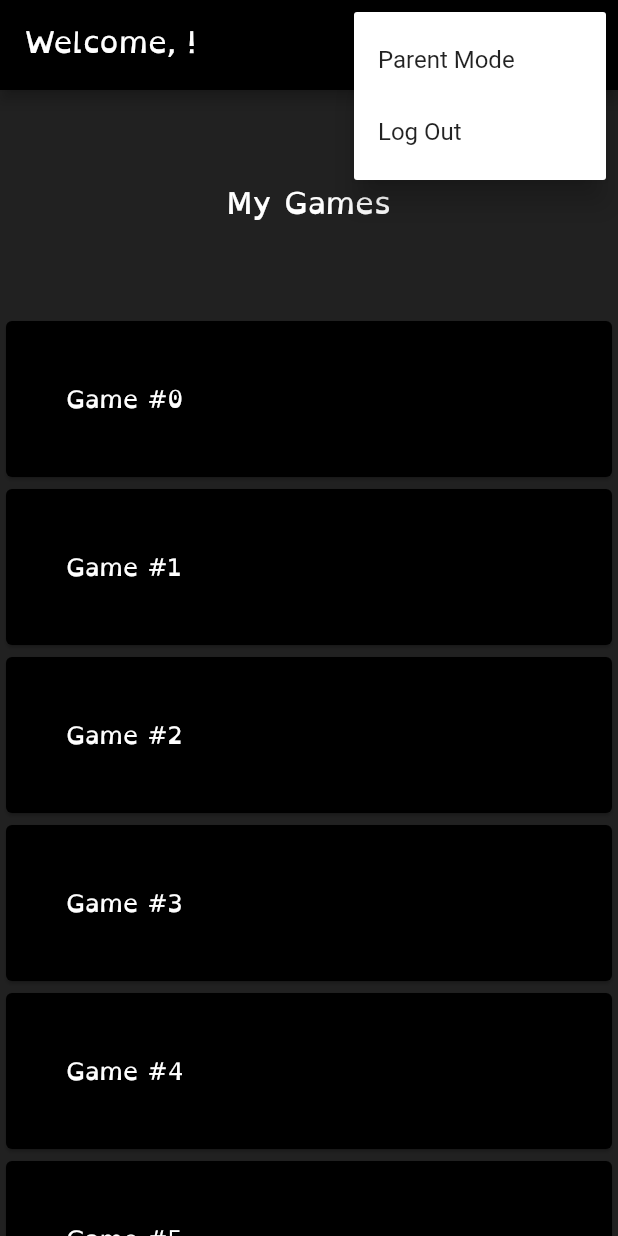
After one commit to phyrozz/e-Dukaxon, a Flutter app: the ChildHomePage screen opened directly, after a tap on the "person" icon, on a phone screen of 412 x 824 dp. The commit adds this screen. Run offline on Flutter 3.47's test engine with Material 2 defaults, Android fonts, the light colour scheme and no system bars; our stand-ins replace cloud_firestore, firebase_auth, firebase_core, flutter_tts; accounts and stored records are empty.

Commit message:
added child homepage

```diff
--- /dev/null
+++ b/lib/assessment_data.dart
@@ -0,0 +1,3 @@
+bool isParent = false;
+bool isNewAccount = false;
+String age = '3';
--- a/lib/auth.dart
+++ b/lib/auth.dart
@@ -30,4 +30,9 @@ class Auth {
   Future<void> signOut() async {
     await _firebaseAuth.signOut();
   }
+
+  String? getCurrentUserId() {
+    final user = FirebaseAuth.instance.currentUser;
+    return user?.uid;
+  }
 }
--- /dev/null
+++ b/lib/pages/child_home.dart
@@ -0,0 +1,89 @@
+import 'package:e_dukaxon/widgets/app_bar.dart';
+import 'package:flutter/material.dart';
+
+class ChildHomePage extends StatefulWidget {
+  const ChildHomePage({super.key});
+
+  @override
+  State<ChildHomePage> createState() => _ChildHomePageState();
+}
+
+class _ChildHomePageState extends State<ChildHomePage> {
+  @override
+  Widget build(BuildContext context) {
+    return Scaffold(
+      appBar: CustomAppBar(isHomePage: true),
+      body: CustomScrollView(
+        slivers: [
+          SliverPersistentHeader(pinned: true, delegate: SliverHeaderDelegate(
+            minHeight: 60.0,
+              maxHeight: 150.0,
+              child: Container(
+                color: Colors.grey[900],
+                alignment: Alignment.center,
+                child: Text(
+                  'My Games',
+                  style: TextStyle(
+                    fontSize: 20.0,
+                    color: Colors.white,
+                  ),
+                ),
+              ),
+          )),
+          SliverList(
+            delegate: SliverChildBuilderDelegate(
+              (context, index) {
+                return Card(
+                  color:Colors.black,
+                  child: Padding(
+                    padding: const EdgeInsets.all(24.0),
+                    child: Column(mainAxisSize: MainAxisSize.min, children: [
+                      ListTile(
+                        title: Text('Game #$index'),
+                      ),
+                    ]),
+                  ),
+                );
+              },
+              childCount: 20, // Replace with your actual item count
+            ),
+          ),
+        ],
+      ),
+    );
+  }
+}
+
+class SliverHeaderDelegate extends SliverPersistentHeaderDelegate {
+  final double minHeight;
+  final double maxHeight;
+  final Widget child;
+
+  SliverHeaderDelegate({
+    required this.minHeight,
+    required this.maxHeight,
+    required this.child,
+  });
+
+  @override
+  double get minExtent => minHeight;
+
+  @override
+  double get maxExtent => maxHeight;
+
+  @override
+  Widget build(
+    BuildContext context,
+    double shrinkOffset,
+    bool overlapsContent,
+  ) {
+    return SizedBox.expand(child: child);
+  }
+
+  @override
+  bool shouldRebuild(covariant SliverHeaderDelegate oldDelegate) {
+    return maxHeight != oldDelegate.maxHeight ||
+        minHeight != oldDelegate.minHeight ||
+        child != oldDelegate.child;
+  }
+}
--- a/lib/widget_tree.dart
+++ b/lib/widget_tree.dart
@@ -1,4 +1,5 @@
 import 'package:e_dukaxon/auth.dart';
+import 'package:e_dukaxon/homepage_tree.dart';
 import 'package:e_dukaxon/main.dart';
 import 'my_pages.dart';
 import 'package:flutter/material.dart';
@@ -32,7 +33,7 @@ class _WidgetTreeState extends State<WidgetTree> {
         stream: Auth().authStateChanges,
         builder: (context, snapshot) {
           if (snapshot.hasData) {
-            return const MyPages();
+            return const HomePageTree();
           } else {
             return const LoginPage();
           }
--- a/lib/widgets/app_bar.dart
+++ b/lib/widgets/app_bar.dart
@@ -52,12 +52,19 @@ class CustomAppBar extends StatelessWidget with PreferredSizeWidget {
       ),
       itemBuilder: (BuildContext context) => [
         const PopupMenuItem(
-          value: 'Log Out',
+          value: 'parentMode',
+          child: Text('Parent Mode'),
+        ),
+        const PopupMenuItem(
+          value: 'logOut',
           child: Text('Log Out'),
         ),
       ],
       onSelected: (value) {
-        if (value == 'Log Out') {
+        if (value == 'parentMode') {
+          Navigator.pushNamed(context, '/myPages');
+        }
+        else if (value == 'logOut') {
           signOut(context);
         }
       },
```
Also changed, not shown: lib/homepage_tree.dart (added, +58 -0 lines), lib/pages/assessment_questions/age.dart (+31 -13 lines), lib/pages/assessment_questions/parent_or_not.dart (+19 -16 lines), lib/user_firestore.dart (added, +24 -0 lines), lib/update_fields.dart (added).
